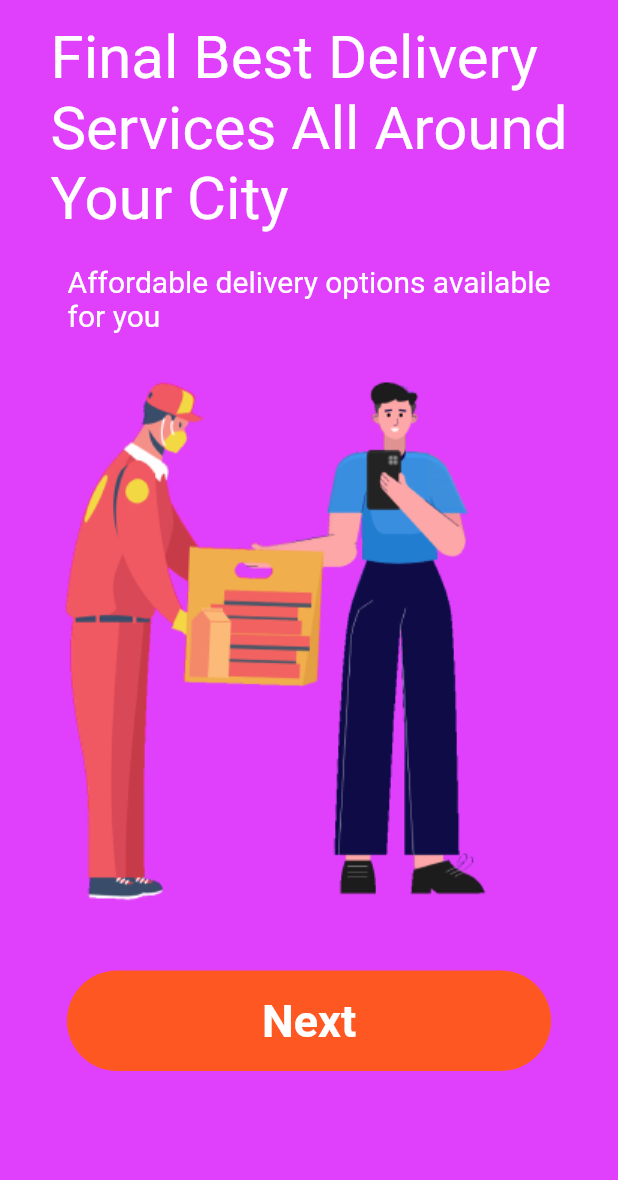
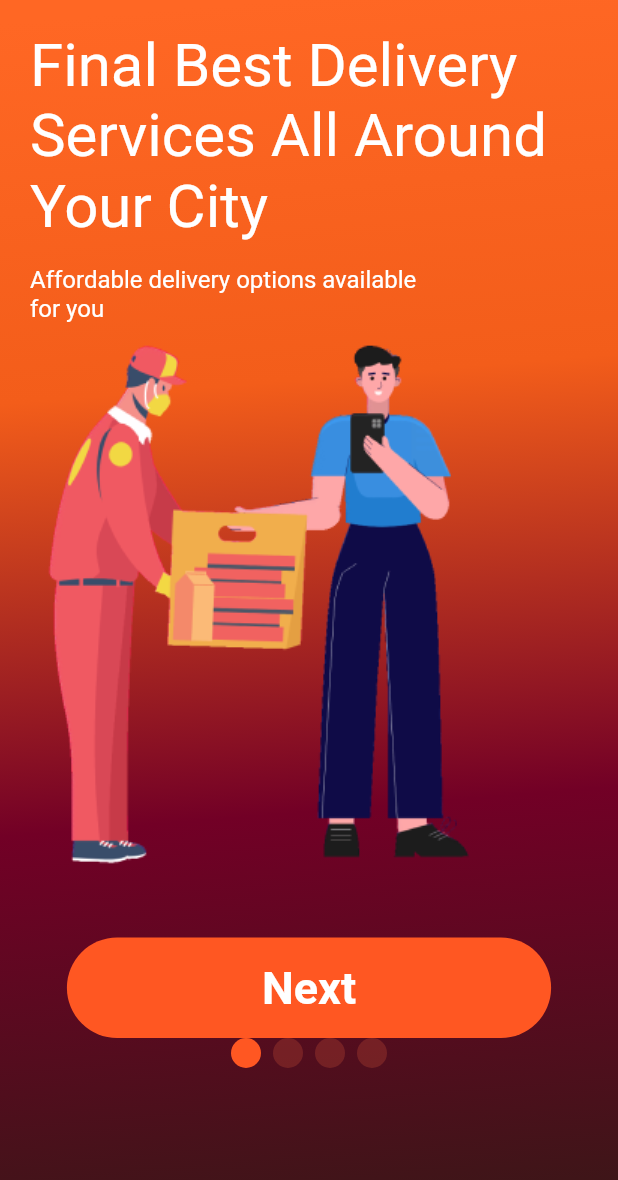
Before and after one commit to ChandraChaan/apna_chotu_app, a Flutter app: the HomePages screen opened directly, on a phone screen of 412 x 824 dp. Shown: the top 1180 px of the screen. Run offline on Flutter 3.47's test engine with Material 2 defaults, Android fonts, the phone set to English and light mode, and no system bars; drawn by our look-alikes of smooth_page_indicator.

Commit message:
added packages and code modified in home page

```diff
--- a/lib/main.dart
+++ b/lib/main.dart
@@ -1,6 +1,6 @@
+import 'package:apna_chotu_app/views/HomeScreen.dart';
 import 'package:flutter/material.dart';
 
-import 'Views/login.dart';
 
 void main() {
   runApp(const MyApp());
@@ -16,7 +16,7 @@ class MyApp extends StatelessWidget {
       theme: ThemeData(
         primarySwatch: Colors.green,
       ),
-      home: const LoginScreen(),
+      home: const HomePages(),
     );
   }
 }
--- a/lib/views/HomeScreen.dart
+++ b/lib/views/HomeScreen.dart
@@ -1,4 +1,9 @@
+import 'package:apna_chotu_app/views/cooking.dart';
+import 'package:apna_chotu_app/views/delivery.dart';
 import 'package:flutter/material.dart';
+import 'package:smooth_page_indicator/smooth_page_indicator.dart';
+
+import 'common/linear_background.dart';
 
 class HomePages extends StatefulWidget {
   const HomePages({super.key});
@@ -8,50 +13,56 @@ class HomePages extends StatefulWidget {
 }
 
 class _HomePagesState extends State<HomePages> {
+  final _controller = PageController();
+
   @override
   Widget build(BuildContext context) {
     return SafeArea(
       child: Scaffold(
-        body: Stack(children: [
-          Container(
+        body: LinearBackground(
+          child: Container(
             height: double.infinity,
             width: double.infinity,
-            color: Colors.purpleAccent,
-
             child: Column(
+              mainAxisAlignment: MainAxisAlignment.start,
+              crossAxisAlignment: CrossAxisAlignment.start,
               children: [
+                Text(
+                  "Final Best Delivery\nServices All Around\nYour City",
+                  style: Theme.of(context).textTheme.displaySmall?.copyWith(
+                      color: Colors.white,
+                      fontWeight: FontWeight.w400,
+                      fontSize: 40),
+                ),
                 const SizedBox(
-                  height: 15,
+                  height: 16,
                 ),
-                Text("Final Best Delivery\nServices All Around\nYour City",
-                    style: Theme.of(context)
-                        .textTheme
-                        .bodyMedium
-                        ?.copyWith(fontSize: 40, color: Colors.white)),
-                const SizedBox(
-                  height: 20,
-                ),
-                Text("Affordable delivery options available\nfor you",
-                    style: Theme.of(context)
-                        .textTheme
-                        .bodyMedium
-                        ?.copyWith(fontSize: 20, color: Colors.white)),
-                const SizedBox(
-                  height: 20,
+                Text(
+                  "Affordable delivery options available\nfor you",
+                  style: Theme.of(context).textTheme.titleMedium?.copyWith(
+                      color: Colors.white,
+                      fontSize: 16,
+                      fontWeight: FontWeight.w400),
                 ),
                 SizedBox(
-                  height: 365,
-                  width: 340,
+                  height: 370,
+                  width: 350,
                   child: Image.asset("assets/images/food.png"),
                 ),
                 const SizedBox(
                   height: 40,
                 ),
-                TextButton(
-                    onPressed: () {},
+                Center(
+                  child: TextButton(
+                      onPressed: () {
+                        Navigator.push(
+                            context,
+                            MaterialPageRoute(
+                                builder: (context) => const CookScreen()));
+                      },
                       style: TextButton.styleFrom(
-                        padding:
-                            const EdgeInsets.symmetric(horizontal: 130, vertical: 16),
+                          padding: const EdgeInsets.symmetric(
+                              horizontal: 130, vertical: 16),
                           backgroundColor: Colors.deepOrange,
                           shape: RoundedRectangleBorder(
                               borderRadius: BorderRadius.circular(40))),
@@ -61,11 +72,31 @@ class _HomePagesState extends State<HomePages> {
                             fontWeight: FontWeight.bold,
                             fontSize: 30,
                             color: Colors.white),
-                    ))
+                      )),
+                ),
+                SizedBox(
+                  height: 0,
+                  child: PageView(
+                    controller: _controller,
+                    children: [CookScreen(), DeliveryScreen()],
+                  ),
+                ),
+                Center(
+                  child: SmoothPageIndicator(
+                    controller: _controller,
+                    count: 4,
+                    effect: JumpingDotEffect(
+                        verticalOffset: 10,
+                        activeDotColor: Colors.deepOrange,
+                        dotColor: Colors.deepOrangeAccent.withOpacity(.2),
+                        dotHeight: 20,
+                        dotWidth: 20),
+                  ),
+                )
               ],
             ),
           ),
-        ]),
+        ),
       ),
     );
   }
--- a/lib/views/common/linear_background.dart
+++ b/lib/views/common/linear_background.dart
@@ -2,8 +2,9 @@ import 'package:flutter/material.dart';
 
 class LinearBackground extends StatelessWidget {
 final Widget child;
+final bool noPadding;
 
-  const LinearBackground({super.key, required this.child});
+  const LinearBackground({super.key, required this.child,this.noPadding=false});
 
 
   @override
@@ -27,7 +28,7 @@ final Widget child;
           ),
         ),
         child: Padding(
-          padding: const EdgeInsets.all(20.0),
+          padding:noPadding? EdgeInsets.all(1.0):EdgeInsets.all(20.0),
           child: child,
         ),
       ),
--- a/pubspec.yaml
+++ b/pubspec.yaml
@@ -31,6 +31,8 @@ environment:
 dependencies:
   flutter:
     sdk: flutter
+  smooth_page_indicator: ^1.1.0
+
 
 
   # The following adds the Cupertino Icons font to your application.
```
Also changed, not shown: lib/views/DeliveryScreen.dart (deleted, +0 -94 lines), lib/views/cooking.dart (renamed from lib/views/Screen2.dart, +25 -23 lines), lib/views/delivery.dart (added, +84 -0 lines), lib/views/mm.dart (added, +99 -0 lines), pubspec.lock. Lines whose indentation alone changed are shown as unchanged.
